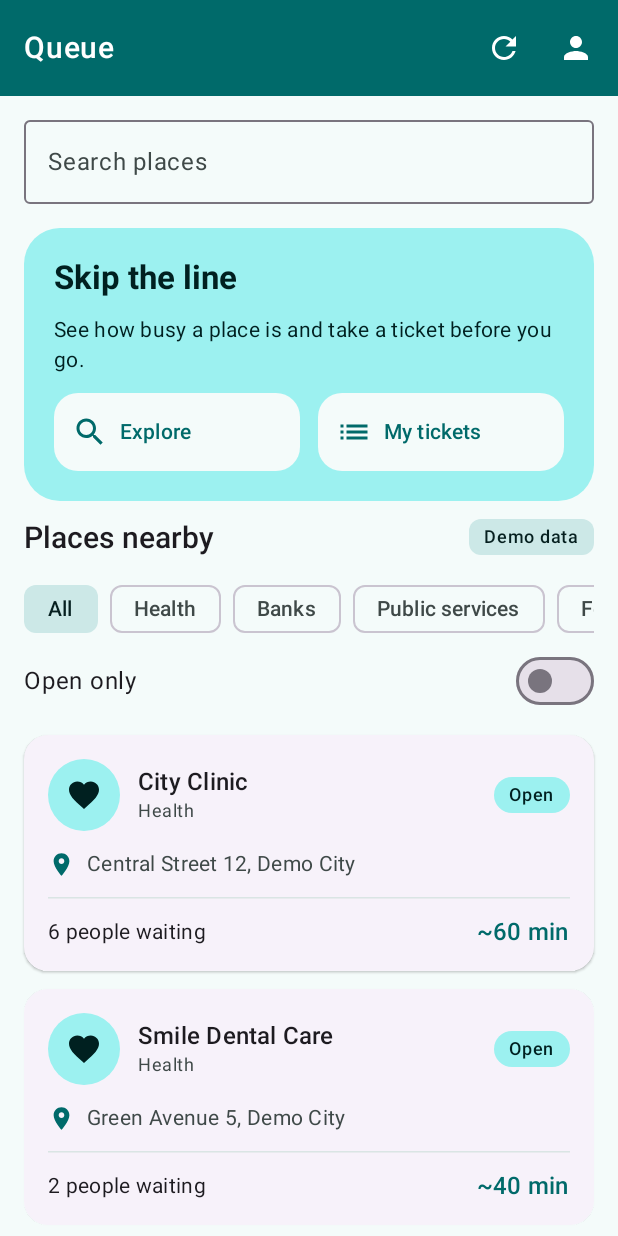
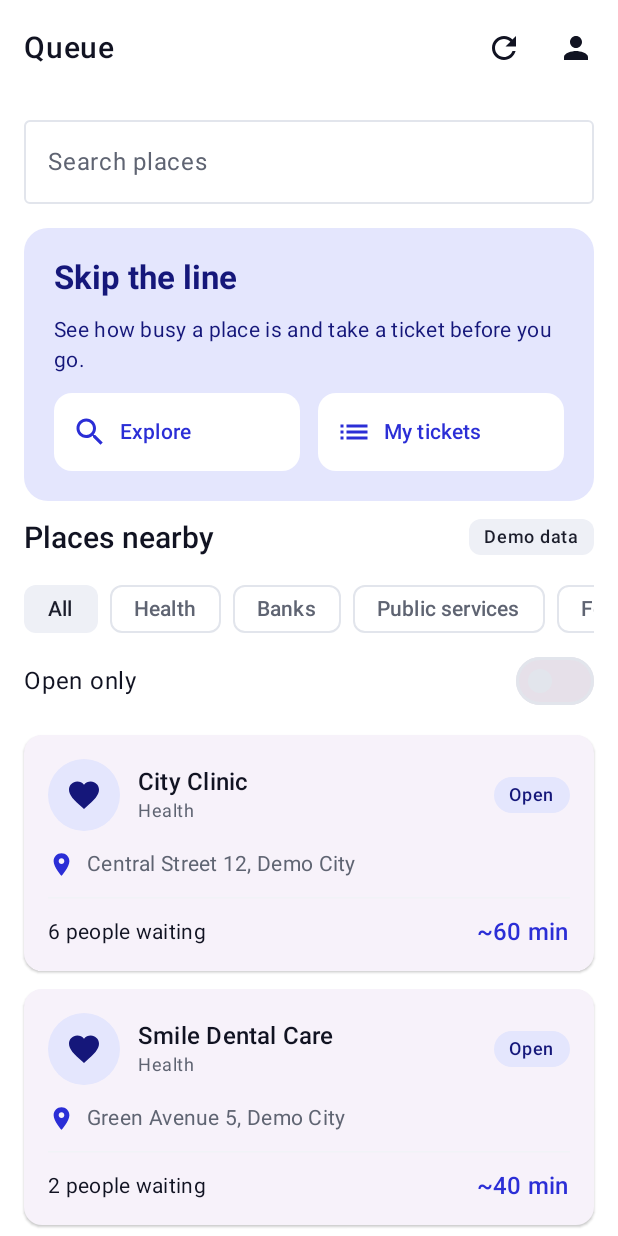
Before and after one commit to Shyngysd/mobileprogramming, an Android app built with Jetpack Compose: the screen it shows after launch (MainActivity), on a phone screen of 412 x 824 dp. Run offline under Robolectric (Android 15) with nearby library versions, the phone set to English and light mode, and no system bars; our stand-ins replace Room's generated code.

Commit message:
Update app colors

```diff
--- a/app/src/main/java/com/example/mobileprogramming/ui/components/QueueComponents.kt
+++ b/app/src/main/java/com/example/mobileprogramming/ui/components/QueueComponents.kt
@@ -53,10 +53,10 @@ fun QueueTopBar(
         },
         actions = actions,
         colors = TopAppBarDefaults.topAppBarColors(
-            containerColor = MaterialTheme.colorScheme.primary,
-            titleContentColor = MaterialTheme.colorScheme.onPrimary,
-            navigationIconContentColor = MaterialTheme.colorScheme.onPrimary,
-            actionIconContentColor = MaterialTheme.colorScheme.onPrimary
+            containerColor = MaterialTheme.colorScheme.surface,
+            titleContentColor = MaterialTheme.colorScheme.onSurface,
+            navigationIconContentColor = MaterialTheme.colorScheme.onSurface,
+            actionIconContentColor = MaterialTheme.colorScheme.onSurface
         )
     )
 }
--- a/app/src/main/java/com/example/mobileprogramming/ui/theme/Color.kt
+++ b/app/src/main/java/com/example/mobileprogramming/ui/theme/Color.kt
@@ -2,26 +2,36 @@ package com.example.mobileprogramming.ui.theme
 
 import androidx.compose.ui.graphics.Color
 
-val Teal40 = Color(0xFF006A6A)
-val Teal90 = Color(0xFF9CF1F0)
-val Teal10 = Color(0xFF002020)
-val SlateTeal40 = Color(0xFF4A6363)
-val SlateTeal90 = Color(0xFFCCE8E7)
-val SlateTeal10 = Color(0xFF051F1F)
-val Orange40 = Color(0xFF8B5000)
-val Orange90 = Color(0xFFFFDCBE)
-val Orange10 = Color(0xFF2C1600)
-val LightBackground = Color(0xFFF4FBFA)
-val LightSurfaceVariant = Color(0xFFDAE5E4)
-val LightOnSurfaceVariant = Color(0xFF3F4948)
+val Indigo40 = Color(0xFF2B2ED6)
+val Indigo90 = Color(0xFFE4E6FD)
+val Indigo10 = Color(0xFF15177A)
+val Slate40 = Color(0xFF5B5F7A)
+val Slate95 = Color(0xFFEEF0F6)
+val Slate10 = Color(0xFF1B1D2B)
+val Amber50 = Color(0xFFF29D12)
+val Amber90 = Color(0xFFFFE6BF)
+val Amber10 = Color(0xFF4A2C00)
+val Red40 = Color(0xFFC6161C)
+val Red95 = Color(0xFFFDECEC)
+val Red20 = Color(0xFF8C0F14)
+val LightBackground = Color(0xFFFFFFFF)
+val LightOnBackground = Color(0xFF111322)
+val LightSurfaceVariant = Color(0xFFF1F3F7)
+val LightOnSurfaceVariant = Color(0xFF5F6472)
+val LightOutline = Color(0xFFE2E5EC)
 
-val Teal80 = Color(0xFF80D5D4)
-val Teal20 = Color(0xFF003737)
-val Teal30 = Color(0xFF004F4F)
-val SlateTeal80 = Color(0xFFB0CCCB)
-val SlateTeal30 = Color(0xFF324B4B)
-val Orange80 = Color(0xFFFFB871)
-val Orange30 = Color(0xFF6A3C00)
-val DarkBackground = Color(0xFF0E1514)
-val DarkSurfaceVariant = Color(0xFF3F4948)
-val DarkOnSurfaceVariant = Color(0xFFBEC9C8)
+val Indigo80 = Color(0xFFBFC2FF)
+val Indigo20 = Color(0xFF15177A)
+val Indigo30 = Color(0xFF2F32B8)
+val Slate80 = Color(0xFFC3C5DD)
+val Slate30 = Color(0xFF2A2D3D)
+val Slate90 = Color(0xFFE2E4F2)
+val Amber80 = Color(0xFFFFB95C)
+val Amber30 = Color(0xFF6A4300)
+val Red80 = Color(0xFFFFB3B0)
+val Red30 = Color(0xFF8C0F14)
+val DarkBackground = Color(0xFF0F1220)
+val DarkOnBackground = Color(0xFFE4E5F0)
+val DarkSurfaceVariant = Color(0xFF262A3A)
+val DarkOnSurfaceVariant = Color(0xFFC4C7D6)
+val DarkOutline = Color(0xFF3A3E50)
--- a/app/src/main/java/com/example/mobileprogramming/ui/theme/Theme.kt
+++ b/app/src/main/java/com/example/mobileprogramming/ui/theme/Theme.kt
@@ -15,45 +15,60 @@ import androidx.compose.ui.platform.LocalContext
 import androidx.compose.ui.unit.dp
 
 private val LightColorScheme = lightColorScheme(
-    primary = Teal40,
+    primary = Indigo40,
     onPrimary = Color.White,
-    primaryContainer = Teal90,
-    onPrimaryContainer = Teal10,
-    secondary = SlateTeal40,
+    primaryContainer = Indigo90,
+    onPrimaryContainer = Indigo10,
+    secondary = Slate40,
     onSecondary = Color.White,
-    secondaryContainer = SlateTeal90,
-    onSecondaryContainer = SlateTeal10,
-    tertiary = Orange40,
+    secondaryContainer = Slate95,
+    onSecondaryContainer = Slate10,
+    tertiary = Amber50,
     onTertiary = Color.White,
-    tertiaryContainer = Orange90,
-    onTertiaryContainer = Orange10,
+    tertiaryContainer = Amber90,
+    onTertiaryContainer = Amber10,
+    error = Red40,
+    onError = Color.White,
+    errorContainer = Red95,
+    onErrorContainer = Red20,
     background = LightBackground,
+    onBackground = LightOnBackground,
     surface = LightBackground,
+    onSurface = LightOnBackground,
     surfaceVariant = LightSurfaceVariant,
-    onSurfaceVariant = LightOnSurfaceVariant
+    onSurfaceVariant = LightOnSurfaceVariant,
+    outline = LightOutline,
+    outlineVariant = LightOutline
 )
 
 private val DarkColorScheme = darkColorScheme(
-    primary = Teal80,
-    onPrimary = Teal20,
-    primaryContainer = Teal30,
-    onPrimaryContainer = Teal90,
-    secondary = SlateTeal80,
-    secondaryContainer = SlateTeal30,
-    onSecondaryContainer = SlateTeal90,
-    tertiary = Orange80,
-    tertiaryContainer = Orange30,
-    onTertiaryContainer = Orange90,
+    primary = Indigo80,
+    onPrimary = Indigo20,
+    primaryContainer = Indigo30,
+    onPrimaryContainer = Indigo90,
+    secondary = Slate80,
+    secondaryContainer = Slate30,
+    onSecondaryContainer = Slate90,
+    tertiary = Amber80,
+    tertiaryContainer = Amber30,
+    onTertiaryContainer = Amber90,
+    error = Red80,
+    errorContainer = Red30,
+    onErrorContainer = Red95,
     background = DarkBackground,
+    onBackground = DarkOnBackground,
     surface = DarkBackground,
+    onSurface = DarkOnBackground,
     surfaceVariant = DarkSurfaceVariant,
-    onSurfaceVariant = DarkOnSurfaceVariant
+    onSurfaceVariant = DarkOnSurfaceVariant,
+    outline = DarkOutline,
+    outlineVariant = DarkOutline
 )
 
 private val QueueShapes = Shapes(
     small = RoundedCornerShape(8.dp),
-    medium = RoundedCornerShape(16.dp),
-    large = RoundedCornerShape(24.dp)
+    medium = RoundedCornerShape(12.dp),
+    large = RoundedCornerShape(16.dp)
 )
 
 @Composable
```
